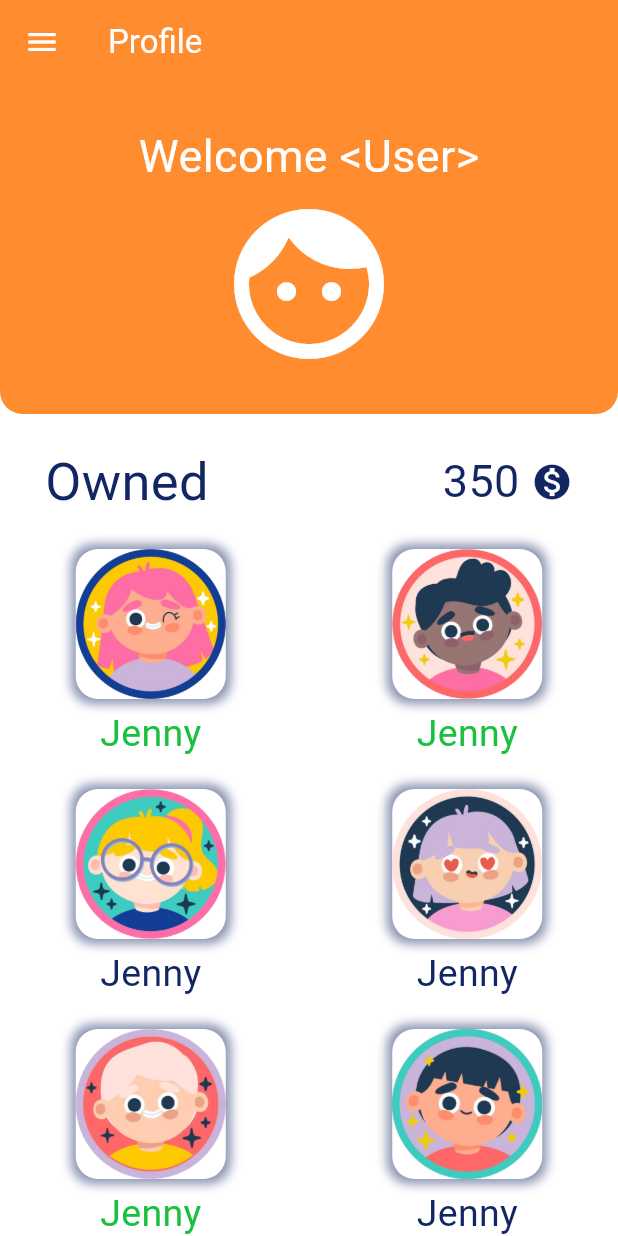
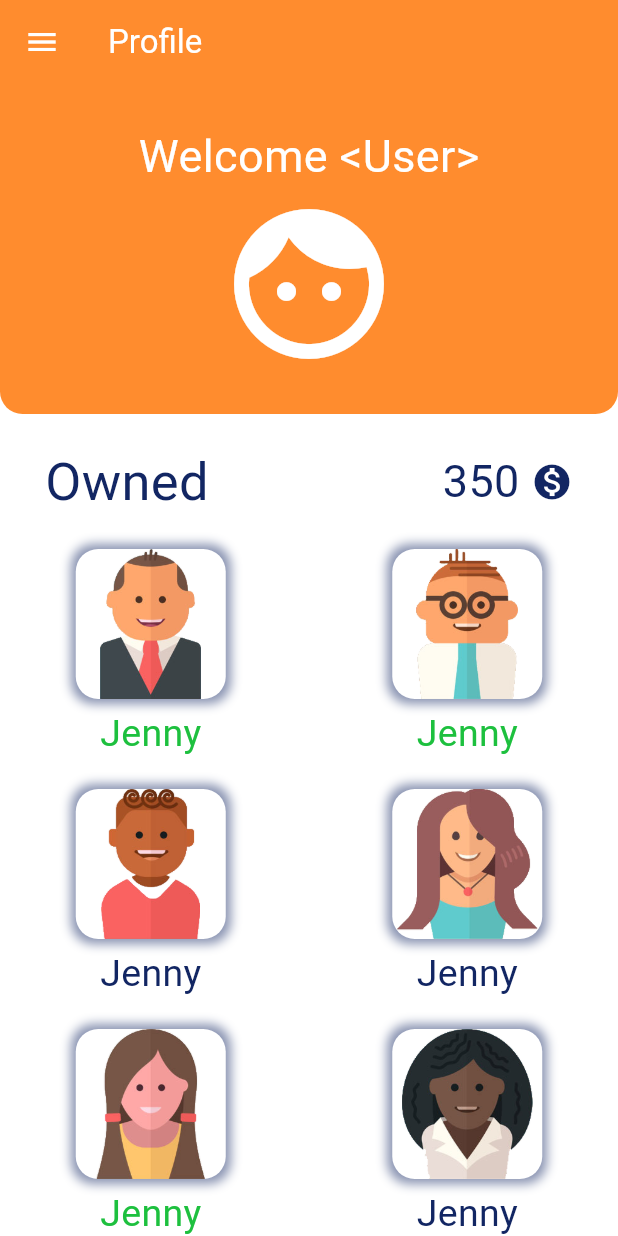
Before and after one commit to YilmazBatal/Habbitty-App, a Flutter app: the ProfilePage screen opened directly, on a phone screen of 412 x 824 dp. Run offline on Flutter 3.47's test engine with Material 3 defaults, Android fonts, the phone set to English and light mode, and no system bars; our stand-ins replace flutter_heatmap_calendar, flutter_slidable, google_fonts, percent_indicator, shared_preferences, toggle_switch; missing offline and left inert: textfield_tags; accounts and stored records are empty; Roboto replaces fonts that are missing (Sniglet).

Commit message:
Minor Changes

```diff
--- a/lib/main.dart
+++ b/lib/main.dart
@@ -2,6 +2,7 @@ import 'package:flutter/material.dart';
 import 'package:google_fonts/google_fonts.dart';
 
 import 'package:habbitty/Pages/welcomePage.dart';
+import 'package:shared_preferences/shared_preferences.dart';
 
 
 Color lightOrange = const Color(0xffff8c2e); // Orange 1
@@ -12,7 +13,7 @@ Color navyBlue = const Color(0xFF122663); // Navy 1
 Color ownedColor = navyBlue;
 
 List todaysHabitList = [
-  // [name,time,icon,isDone]
+  // ["id",name,time,icon,isDone]
   [0,"10x Push Upsssss","10:00 AM - 10:15 AM",Icons.fitness_center_rounded,true],
   [1, "Study Math", "12:00 PM - 2:15 PM", Icons.school_rounded, true],
   [2,"Practice Programming sssssss","3:00 PM - 6:00 PM",Icons.code_rounded,false],
@@ -23,15 +24,19 @@ List todaysHabitList = [
 
 List avatarList = [
   // [assetImage,avatarName,isOwned]
-  [0, "assets/avatars/Layer1.png", "Jenny", true],
-  [1, "assets/avatars/Layer2.png", "Jenny", true],
-  [2, "assets/avatars/Layer3.png", "Jenny", false],
-  [3, "assets/avatars/Layer4.png", "Jenny", false],
-  [4, "assets/avatars/Layer5.png", "Jenny", true],
-  [5, "assets/avatars/Layer6.png", "Jenny", false],
-  [6, "assets/avatars/Layer7.png", "Jenny", false],
-  [7, "assets/avatars/Layer8.png", "Jenny", false],
-  [8, "assets/avatars/Layer9.png", "Jenny", false],
+  [0, "assets/avatars/1.png", "Jenny", true],
+  [1, "assets/avatars/2.png", "Jenny", true],
+  [2, "assets/avatars/3.png", "Jenny", false],
+  [3, "assets/avatars/4.png", "Jenny", false],
+  [4, "assets/avatars/5.png", "Jenny", true],
+  [5, "assets/avatars/6.png", "Jenny", false],
+  [6, "assets/avatars/7.png", "Jenny", false],
+  [7, "assets/avatars/8.png", "Jenny", false],
+  [8, "assets/avatars/9.png", "Jenny", false],
+  [9, "assets/avatars/10.png", "Jenny", false],
+  [10, "assets/avatars/11.png", "Jenny", false],
+  [11, "assets/avatars/12.png", "Jenny", false],
+
 ];
 
 int credits = 24;
@@ -39,6 +44,12 @@ int streak = 4;
 int completed = 2;
 int toBeCompleted = todaysHabitList.length;
 String welcomeMessage = "Good Morning!";
+
+void sp() async {
+  SharedPreferences prefs = await SharedPreferences.getInstance();
+  await prefs.setInt('progressData', completed);
+}
+
 
 void main() {
   runApp(const MyApp());
```
